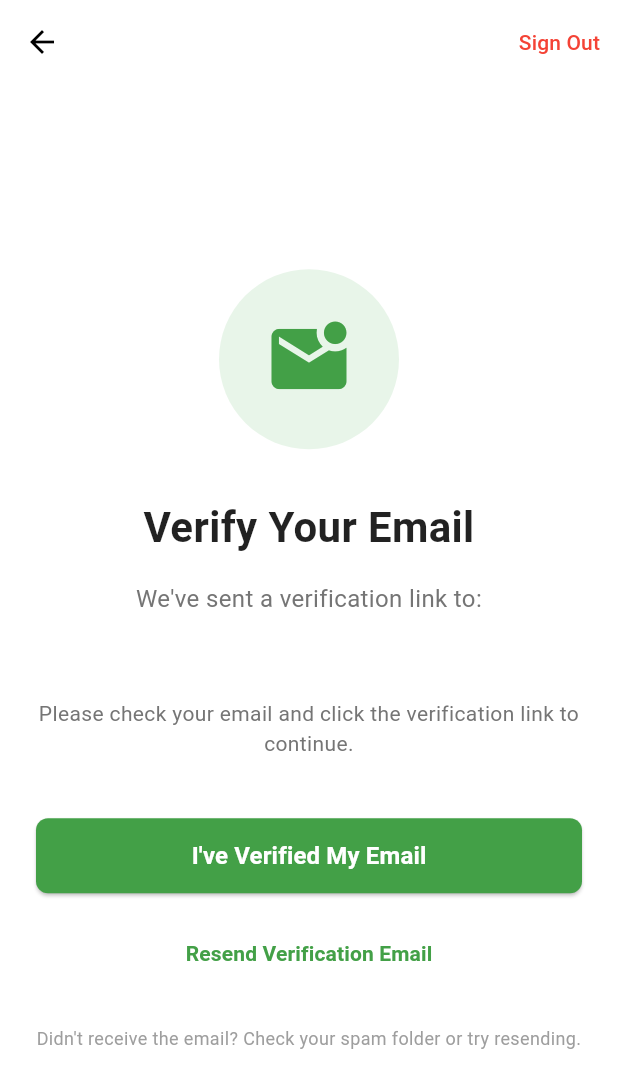
After one commit to Mohammed-Rh/healthy-app, a Flutter app: the EmailVerificationScreen screen opened directly, after a tap on "Sign Out", on a phone screen of 412 x 824 dp. The commit adds this screen. Shown: the top 1088 px of the screen. Run offline on Flutter 3.47's test engine with Material 3 defaults, Android fonts, the phone set to English and light mode, and no system bars; our stand-ins replace cloud_firestore, firebase_auth, firebase_core, flutter_local_notifications, permission_handler; missing offline and left inert: mobile_scanner; accounts and stored records are empty.

Commit message:
Your update message

```diff
--- a/lib/main.dart
+++ b/lib/main.dart
@@ -4,6 +4,7 @@ import 'package:provider/provider.dart';
 import 'firebase_options.dart';
 import 'providers/auth_provider.dart';
 import 'screens/auth/login_screen.dart';
+import 'screens/auth/email_verification_screen.dart';
 import 'screens/home/dashboard_screen.dart';
 
 void main() async {
@@ -41,7 +42,12 @@ class AuthWrapper extends StatelessWidget {
     return Consumer<AuthProvider>(
       builder: (context, authProvider, child) {
         if (authProvider.isAuthenticated) {
-          return const DashboardScreen();
+          // Check if email is verified
+          if (authProvider.isEmailVerified) {
+            return const DashboardScreen();
+          } else {
+            return const EmailVerificationScreen();
+          }
         } else {
           return const LoginScreen();
         }
--- a/lib/providers/auth_provider.dart
+++ b/lib/providers/auth_provider.dart
@@ -109,6 +109,31 @@ class AuthProvider with ChangeNotifier {
     _setLoading(false);
   }
 
+  // Send email verification
+  Future<void> sendEmailVerification() async {
+    try {
+      await _authService.sendEmailVerification();
+    } catch (e) {
+      rethrow;
+    }
+  }
+
+  // Check if email is verified
+  bool get isEmailVerified {
+    return _authService.isEmailVerified;
+  }
+
+  // Check email verification status
+  Future<void> checkEmailVerification() async {
+    try {
+      await _authService.reloadUser();
+      notifyListeners();
+    } catch (e) {
+      // Silently handle errors for periodic checks
+      debugPrint('Error checking email verification: $e');
+    }
+  }
+
   // Set loading state
   void _setLoading(bool loading) {
     _isLoading = loading;
--- /dev/null
+++ b/lib/screens/auth/email_verification_screen.dart
@@ -0,0 +1,256 @@
+import 'package:flutter/material.dart';
+import 'package:provider/provider.dart';
+import '../../providers/auth_provider.dart';
+
+class EmailVerificationScreen extends StatefulWidget {
+  const EmailVerificationScreen({super.key});
+
+  @override
+  State<EmailVerificationScreen> createState() => _EmailVerificationScreenState();
+}
+
+class _EmailVerificationScreenState extends State<EmailVerificationScreen> {
+  bool _isLoading = false;
+  bool _isResending = false;
+
+  @override
+  void initState() {
+    super.initState();
+    // Check verification status periodically
+    _checkVerificationStatus();
+  }
+
+  void _checkVerificationStatus() {
+    Future.delayed(const Duration(seconds: 3), () {
+      if (mounted) {
+        final authProvider = Provider.of<AuthProvider>(context, listen: false);
+        authProvider.checkEmailVerification();
+        _checkVerificationStatus();
+      }
+    });
+  }
+
+  Future<void> _resendVerificationEmail() async {
+    setState(() {
+      _isResending = true;
+    });
+
+    try {
+      final authProvider = Provider.of<AuthProvider>(context, listen: false);
+      await authProvider.sendEmailVerification();
+
+      if (mounted) {
+        ScaffoldMessenger.of(context).showSnackBar(
+          const SnackBar(
+            content: Text('Verification email sent! Please check your inbox.'),
+            backgroundColor: Colors.green,
+          ),
+        );
+      }
+    } catch (e) {
+      if (mounted) {
+        ScaffoldMessenger.of(context).showSnackBar(
+          SnackBar(
+            content: Text(e.toString()),
+            backgroundColor: Colors.red,
+          ),
+        );
+      }
+    } finally {
+      if (mounted) {
+        setState(() {
+          _isResending = false;
+        });
+      }
+    }
+  }
+
+  Future<void> _checkNow() async {
+    setState(() {
+      _isLoading = true;
+    });
+
+    try {
+      final authProvider = Provider.of<AuthProvider>(context, listen: false);
+      await authProvider.checkEmailVerification();
+    } catch (e) {
+      if (mounted) {
+        ScaffoldMessenger.of(context).showSnackBar(
+          SnackBar(
+            content: Text(e.toString()),
+            backgroundColor: Colors.red,
+          ),
+        );
+      }
+    } finally {
+      if (mounted) {
+        setState(() {
+          _isLoading = false;
+        });
+      }
+    }
+  }
+
+  @override
+  Widget build(BuildContext context) {
+    final authProvider = Provider.of<AuthProvider>(context);
+    final userEmail = authProvider.user?.email ?? '';
+
+    return Scaffold(
+      backgroundColor: Colors.white,
+      appBar: AppBar(
+        backgroundColor: Colors.transparent,
+        elevation: 0,
+        iconTheme: const IconThemeData(color: Colors.black),
+        actions: [
+          TextButton(
+            onPressed: () => authProvider.signOut(),
+            child: const Text(
+              'Sign Out',
+              style: TextStyle(color: Colors.red),
+            ),
+          ),
+        ],
+      ),
+      body: SafeArea(
+        child: Padding(
+          padding: const EdgeInsets.all(24.0),
+          child: Column(
+            mainAxisAlignment: MainAxisAlignment.center,
+            children: [
+              // Email verification icon
+              Container(
+                width: 120,
+                height: 120,
+                decoration: BoxDecoration(
+                  color: Colors.green.shade50,
+                  shape: BoxShape.circle,
+                ),
+                child: Icon(
+                  Icons.mark_email_unread,
+                  size: 60,
+                  color: Colors.green.shade600,
+                ),
+              ),
+
+              const SizedBox(height: 32),
+
+              // Title
+              const Text(
+                'Verify Your Email',
+                style: TextStyle(
+                  fontSize: 28,
+                  fontWeight: FontWeight.bold,
+                  color: Colors.black87,
+                ),
+                textAlign: TextAlign.center,
+              ),
+
+              const SizedBox(height: 16),
+
+              // Description
+              Text(
+                'We\'ve sent a verification link to:',
+                style: TextStyle(
+                  fontSize: 16,
+                  color: Colors.grey.shade600,
+                ),
+                textAlign: TextAlign.center,
+              ),
+
+              const SizedBox(height: 8),
+
+              // Email address
+              Text(
+                userEmail,
+                style: const TextStyle(
+                  fontSize: 16,
+                  fontWeight: FontWeight.w600,
+                  color: Colors.black87,
+                ),
+                textAlign: TextAlign.center,
+              ),
+
+              const SizedBox(height: 24),
+
+              Text(
+                'Please check your email and click the verification link to continue.',
+                style: TextStyle(
+                  fontSize: 14,
+                  color: Colors.grey.shade600,
+                ),
+                textAlign: TextAlign.center,
+              ),
+
+              const SizedBox(height: 40),
+
+              // Check verification button
+              SizedBox(
+                width: double.infinity,
+                height: 50,
+                child: ElevatedButton(
+                  onPressed: _isLoading ? null : _checkNow,
+                  style: ElevatedButton.styleFrom(
+                    backgroundColor: Colors.green.shade600,
+                    foregroundColor: Colors.white,
+                    shape: RoundedRectangleBorder(
+                      borderRadius: BorderRadius.circular(8),
+                    ),
+                  ),
+                  child: _isLoading
+                      ? const SizedBox(
+                          width: 20,
+                          height: 20,
+                          child: CircularProgressIndicator(
+                            strokeWidth: 2,
+                            valueColor: AlwaysStoppedAnimation<Color>(Colors.white),
+                          ),
+                        )
+                      : const Text(
+                          'I\'ve Verified My Email',
+                          style: TextStyle(
+                            fontSize: 16,
+                            fontWeight: FontWeight.w600,
+                          ),
+                        ),
+                ),
+              ),
+
+              const SizedBox(height: 16),
+
+              // Resend email button
+              TextButton(
+                onPressed: _isResending ? null : _resendVerificationEmail,
+                child: _isResending
+                    ? const SizedBox(
+                        width: 16,
+                        height: 16,
+                        child: CircularProgressIndicator(strokeWidth: 2),
+                      )
+                    : Text(
+                        'Resend Verification Email',
+                        style: TextStyle(
+                          color: Colors.green.shade600,
+                          fontWeight: FontWeight.w600,
+                        ),
+                      ),
+              ),
+
+              const SizedBox(height: 24),
+
+              // Help text
+              Text(
+                'Didn\'t receive the email? Check your spam folder or try resending.',
+                style: TextStyle(
+                  fontSize: 12,
+                  color: Colors.grey.shade500,
+                ),
+                textAlign: TextAlign.center,
+              ),
+            ],
+          ),
+        ),
+      ),
+    );
+  }
+}
--- a/lib/services/auth_service.dart
+++ b/lib/services/auth_service.dart
@@ -22,6 +22,12 @@ class AuthService {
         email: email,
         password: password,
       );
+
+      // Check if email is verified
+      if (result.user != null && !result.user!.emailVerified) {
+        throw 'Please verify your email address before signing in. Check your inbox for a verification link.';
+      }
+
       return result;
     } on FirebaseAuthException catch (e) {
       throw _handleAuthException(e);
@@ -41,8 +47,9 @@ class AuthService {
         password: password,
       );
 
-      // Create user document in Firestore
+      // Send email verification
       if (result.user != null) {
+        await result.user!.sendEmailVerification();
         await _createUserDocument(result.user!);
       }
 
@@ -74,10 +81,7 @@ class AuthService {
         updatedAt: DateTime.now(),
       );
 
-      await _firestore
-          .collection('users')
-          .doc(user.uid)
-          .set(userModel.toMap());
+      await _firestore.collection('users').doc(user.uid).set(userModel.toMap());
     } catch (e) {
       throw 'Error creating user profile. Please try again.';
     }
@@ -103,10 +107,7 @@ class AuthService {
   // Update user allergies
   Future<void> updateUserAllergies(String uid, List<String> allergies) async {
     try {
-      await _firestore
-          .collection('users')
-          .doc(uid)
-          .update({
+      await _firestore.collection('users').doc(uid).update({
         'allergies': allergies,
         'updatedAt': Timestamp.fromDate(DateTime.now()),
       });
@@ -123,6 +124,38 @@ class AuthService {
       throw _handleAuthException(e);
     } catch (e) {
       throw 'An unexpected error occurred. Please try again.';
+    }
+  }
+
+  // Send email verification
+  Future<void> sendEmailVerification() async {
+    try {
+      User? user = _auth.currentUser;
+      if (user != null && !user.emailVerified) {
+        await user.sendEmailVerification();
+      } else if (user == null) {
+        throw 'No user is currently signed in.';
+      } else {
+        throw 'Email is already verified.';
+      }
+    } on FirebaseAuthException catch (e) {
+      throw _handleAuthException(e);
+    } catch (e) {
+      throw 'An unexpected error occurred. Please try again.';
+    }
+  }
+
+  // Check if email is verified
+  bool get isEmailVerified {
+    return _auth.currentUser?.emailVerified ?? false;
+  }
+
+  // Reload user to get updated email verification status
+  Future<void> reloadUser() async {
+    try {
+      await _auth.currentUser?.reload();
+    } catch (e) {
+      throw 'Error refreshing user data. Please try again.';
     }
   }
 
```
Also changed, not shown: lib/screens/auth/login_screen.dart (+50 -18 lines), lib/screens/auth/register_screen.dart (+30 -12 lines), 2 other files.
